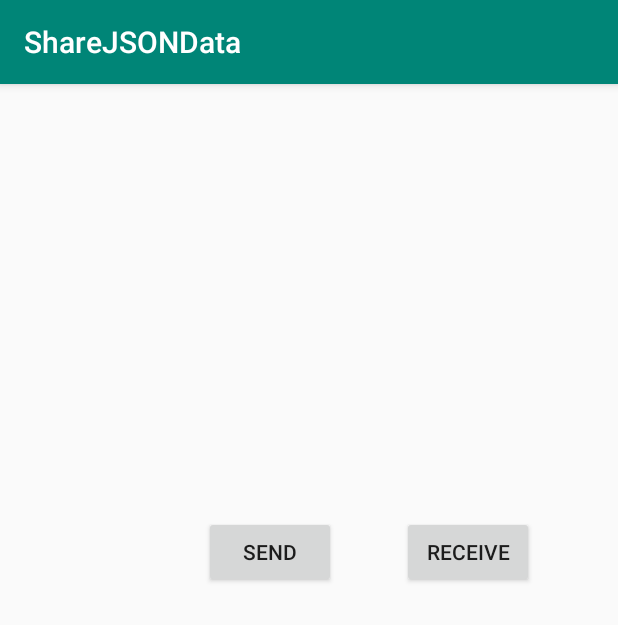
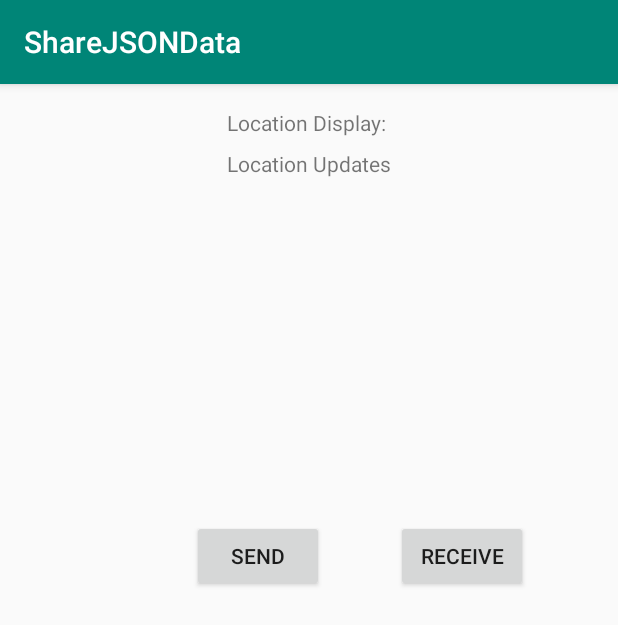
Before and after one commit to Rohit4895/ShareJsonData, an Android app: the screen it shows after launch (MainActivity), on a phone screen of 412 x 824 dp. Shown: the top 625 px of the screen. Run offline under Robolectric (Android 15) with nearby library versions, the phone set to English and light mode, and no system bars.

Commit message:
gps on programatically

```diff
--- a/app/build.gradle
+++ b/app/build.gradle
@@ -26,4 +26,5 @@ dependencies {
     testImplementation 'junit:junit:4.12'
     androidTestImplementation 'androidx.test:runner:1.2.0'
     androidTestImplementation 'androidx.test.espresso:espresso-core:3.2.0'
+    implementation 'com.google.android.gms:play-services-location:17.0.0'
 }
--- /dev/null
+++ b/app/src/main/java/com/example/sharejsondata/GpsUtils.java
@@ -0,0 +1,93 @@
+package com.example.sharejsondata;
+
+import android.annotation.SuppressLint;
+import android.app.Activity;
+import android.content.Context;
+import android.content.IntentSender;
+import android.location.LocationManager;
+import android.util.Log;
+import android.widget.Toast;
+
+import androidx.annotation.NonNull;
+
+import com.google.android.gms.common.api.ApiException;
+import com.google.android.gms.common.api.ResolvableApiException;
+import com.google.android.gms.location.LocationRequest;
+import com.google.android.gms.location.LocationServices;
+import com.google.android.gms.location.LocationSettingsRequest;
+import com.google.android.gms.location.LocationSettingsResponse;
+import com.google.android.gms.location.LocationSettingsStatusCodes;
+import com.google.android.gms.location.SettingsClient;
+import com.google.android.gms.tasks.OnFailureListener;
+import com.google.android.gms.tasks.OnSuccessListener;
+import static android.content.ContentValues.TAG;
+
+public class GpsUtils {
+    private Context context;
+    private SettingsClient mSettingsClient;
+    private LocationSettingsRequest mLocationSettingsRequest;
+    private LocationManager locationManager;
+    private LocationRequest locationRequest;
+    public GpsUtils(Context context) {
+        this.context = context;
+        locationManager = (LocationManager) context.getSystemService(Context.LOCATION_SERVICE);
+        mSettingsClient = LocationServices.getSettingsClient(context);
+        locationRequest = LocationRequest.create();
+        locationRequest.setPriority(LocationRequest.PRIORITY_HIGH_ACCURACY);
+        locationRequest.setInterval(10 * 1000);
+        locationRequest.setFastestInterval(2 * 1000);
+        LocationSettingsRequest.Builder builder = new LocationSettingsRequest.Builder()
+                .addLocationRequest(locationRequest);
+        mLocationSettingsRequest = builder.build();
+//**************************
+        builder.setAlwaysShow(true); //this is the key ingredient
+        //**************************
+    }
+    // method for turn on GPS
+    public void turnGPSOn(final OnGpsListener onGpsListener) {
+        if (locationManager.isProviderEnabled(LocationManager.GPS_PROVIDER)) {
+            if (onGpsListener != null) {
+                onGpsListener.gpsStatus(true);
+            }
+        } else {
+            mSettingsClient
+                    .checkLocationSettings(mLocationSettingsRequest)
+                    .addOnSuccessListener((Activity) context, new OnSuccessListener<LocationSettingsResponse>() {
+                        @SuppressLint("MissingPermission")
+                        @Override
+                        public void onSuccess(LocationSettingsResponse locationSettingsResponse) {
+//  GPS is already enable, callback GPS status through listener
+                            if (onGpsListener != null) {
+                                onGpsListener.gpsStatus(true);
+                            }
+                        }
+                    })
+                    .addOnFailureListener((Activity) context, new OnFailureListener() {
+                        @Override
+                        public void onFailure(@NonNull Exception e) {
+                            int statusCode = ((ApiException) e).getStatusCode();
+                            switch (statusCode) {
+                                case LocationSettingsStatusCodes.RESOLUTION_REQUIRED:
+                                    try {
+                                        // Show the dialog by calling startResolutionForResult(), and check the
+                                        // result in onActivityResult().
+                                        ResolvableApiException rae = (ResolvableApiException) e;
+                                        rae.startResolutionForResult((Activity) context, 2);
+                                    } catch (IntentSender.SendIntentException sie) {
+                                        Log.i(TAG, "PendingIntent unable to execute request.");
+                                    }
+                                    break;
+                                case LocationSettingsStatusCodes.SETTINGS_CHANGE_UNAVAILABLE:
+                                    String errorMessage = "Location settings are inadequate, and cannot be " +
+                                            "fixed here. Fix in Settings.";
+                                    Log.e(TAG, errorMessage);
+                                    Toast.makeText((Activity) context, errorMessage, Toast.LENGTH_LONG).show();
+                            }
+                        }
+                    });
+        }
+    }
+    public interface OnGpsListener {
+        void gpsStatus(boolean isGPSEnable);
+    }
+}
--- a/app/src/main/java/com/example/sharejsondata/MainActivity.java
+++ b/app/src/main/java/com/example/sharejsondata/MainActivity.java
@@ -7,20 +7,38 @@ import androidx.core.app.ActivityCompat;
 import androidx.core.content.ContextCompat;
 
 import android.Manifest;
+import android.content.Context;
 import android.content.DialogInterface;
 import android.content.Intent;
 import android.content.pm.PackageManager;
+import android.location.Address;
+import android.location.Geocoder;
+import android.location.Location;
+import android.location.LocationListener;
+import android.location.LocationManager;
+import android.net.Uri;
 import android.os.Bundle;
+import android.os.Handler;
+import android.provider.Settings;
+import android.util.Log;
 import android.view.View;
 import android.widget.Button;
+import android.widget.TextView;
+import android.widget.Toast;
+
+import java.io.IOException;
+import java.util.List;
+import java.util.Locale;
 
 import static android.Manifest.permission.ACCESS_COARSE_LOCATION;
 import static android.Manifest.permission.ACCESS_FINE_LOCATION;
 
-public class MainActivity extends AppCompatActivity implements View.OnClickListener {
+public class MainActivity extends AppCompatActivity implements View.OnClickListener, LocationListener, GpsUtils.OnGpsListener {
 
     private Button send, receive;
-    private final int MY_PERMISSION_REQUEST=1;
+    private final int MY_PERMISSION_REQUEST = 1;
+    private TextView locationUpdates;
+    private LocationManager locationManager;
 
     @Override
     protected void onCreate(Bundle savedInstanceState) {
@@ -29,30 +47,55 @@ public class MainActivity extends AppCompatActivity implements View.OnClickListe
 
         send = findViewById(R.id.senderButton);
         receive = findViewById(R.id.receiverButton);
+        locationUpdates = findViewById(R.id.locationUpdates);
 
         send.setOnClickListener(this);
         receive.setOnClickListener(this);
 
+        //turnGPSOn();
+
+
+
+
+         locationManager = (LocationManager) getSystemService(Context.LOCATION_SERVICE);
+
         if ((ContextCompat.checkSelfPermission(this, ACCESS_FINE_LOCATION)
                 != PackageManager.PERMISSION_GRANTED)
                 && (ContextCompat.checkSelfPermission(this, ACCESS_COARSE_LOCATION)
-                != PackageManager.PERMISSION_GRANTED)){
+                != PackageManager.PERMISSION_GRANTED)) {
 
-           askPermission();
+            askPermission();
+        }else{
+            new GpsUtils(this).turnGPSOn(this);
+            locationManager.requestLocationUpdates(LocationManager.GPS_PROVIDER,
+                    2000, 10, this);
         }
     }
 
-    private void askPermission(){
-        ActivityCompat.requestPermissions(this,new String[]{ACCESS_FINE_LOCATION,
-                ACCESS_COARSE_LOCATION},MY_PERMISSION_REQUEST);
+    private void askPermission() {
+        ActivityCompat.requestPermissions(this, new String[]{ACCESS_FINE_LOCATION,
+                ACCESS_COARSE_LOCATION}, MY_PERMISSION_REQUEST);
     }
 
     @Override
     public void onRequestPermissionsResult(int requestCode, @NonNull String[] permissions, @NonNull int[] grantResults) {
-        switch (requestCode){
+        switch (requestCode) {
             case MY_PERMISSION_REQUEST:
                 if (grantResults.length > 0 && grantResults[0] == PackageManager.PERMISSION_GRANTED
-                        && grantResults[1] == PackageManager.PERMISSION_GRANTED){
+                        && grantResults[1] == PackageManager.PERMISSION_GRANTED) {
+
+
+
+                    if ((ContextCompat.checkSelfPermission(this, ACCESS_FINE_LOCATION)
+                            != PackageManager.PERMISSION_GRANTED)
+                            && (ContextCompat.checkSelfPermission(this, ACCESS_COARSE_LOCATION)
+                            != PackageManager.PERMISSION_GRANTED)) {
+
+                        return;
+                    }
+                    new GpsUtils(this).turnGPSOn(this);
+                    locationManager.requestLocationUpdates(LocationManager.GPS_PROVIDER,
+                            2000, 1, this);
 
                 }else{
                     showMessage("It is mandatory to accept all permissions...");
@@ -98,4 +141,92 @@ public class MainActivity extends AppCompatActivity implements View.OnClickListe
                 break;
         }
     }
+
+    @Override
+    public void onLocationChanged(Location location) {
+
+        Toast.makeText(
+                getBaseContext(),
+                "Location changed: Lat: " + location.getLatitude() + " Lng: "
+                        + location.getLongitude(), Toast.LENGTH_SHORT).show();
+        String longitude = "Longitude: " + location.getLongitude();
+        Log.d("rough", longitude);
+        String latitude = "Latitude: " + location.getLatitude();
+        Log.d("rough", latitude);
+
+        /*------- To get city name from coordinates -------- */
+        String cityName = null;
+        Geocoder gcd = new Geocoder(getBaseContext(), Locale.getDefault());
+        List<Address> addresses;
+        try {
+            addresses = gcd.getFromLocation(location.getLatitude(),
+                    location.getLongitude(), 1);
+            if (addresses.size() > 0) {
+                System.out.println(addresses.get(0).getLocality());
+                cityName = addresses.get(0).getLocality();
+            }
+        }
+        catch (IOException e) {
+            e.printStackTrace();
+        }
+        String s = longitude + "\n" + latitude + "\n\nMy Current City is: "
+                + cityName;
+        locationUpdates.setText(s);
+    }
+
+    @Override
+    public void onStatusChanged(String s, int i, Bundle bundle) {
+
+    }
+
+    @Override
+    public void onProviderEnabled(String s) {
+
+    }
+
+    @Override
+    public void onProviderDisabled(String s) {
+
+    }
+
+   /* private void turnGPSOn(){
+        Log.d("rough","GPS On");
+        String provider = Settings.Secure.getString(getContentResolver(), Settings.Secure.LOCATION_PROVIDERS_ALLOWED);
+
+        if(!provider.contains("gps")){ //if gps is disabled
+            final Intent poke = new Intent();
+            poke.setClassName("com.android.settings",
+                    "com.android.settings.widget.SettingsAppWidgetProvider");
+            poke.addCategory(Intent.CATEGORY_ALTERNATIVE);
+            poke.setData(Uri.parse("3"));
+            sendBroadcast(poke);
+        }
+    }
+
+    private void turnGPSOff(){
+        Log.d("rough","GPS Off");
+        String provider = Settings.Secure.getString(getContentResolver(), Settings.Secure.LOCATION_PROVIDERS_ALLOWED);
+
+        if(provider.contains("gps")){ //if gps is enabled
+            final Intent poke = new Intent();
+            poke.setClassName("com.android.settings",
+                    "com.android.settings.widget.SettingsAppWidgetProvider");
+            poke.addCategory(Intent.CATEGORY_ALTERNATIVE);
+            poke.setData(Uri.parse("3"));
+            sendBroadcast(poke);
+        }
+    }*/
+
+
+
+    @Override
+    protected void onDestroy() {
+        super.onDestroy();
+
+    }
+
+    @Override
+    public void gpsStatus(boolean isGPSEnable) {
+        Log.d("rough","Gps Status: "+isGPSEnable);
+    }
 }
--- a/app/src/main/res/layout/activity_main.xml
+++ b/app/src/main/res/layout/activity_main.xml
@@ -6,24 +6,46 @@
     android:layout_height="match_parent"
     tools:context=".MainActivity">
 
+    <TextView
+        android:id="@+id/locationDisplay"
+        android:layout_width="wrap_content"
+        android:layout_height="wrap_content"
+        android:layout_marginStart="8dp"
+        android:layout_marginTop="16dp"
+        android:layout_marginEnd="8dp"
+        android:text="Location Display: "
+        app:layout_constraintEnd_toEndOf="parent"
+        app:layout_constraintStart_toStartOf="parent"
+        app:layout_constraintTop_toTopOf="parent" />
+
+    <TextView
+        android:id="@+id/locationUpdates"
+        android:layout_width="match_parent"
+        android:layout_height="wrap_content"
+        android:layout_marginTop="8dp"
+        android:textAlignment="center"
+        android:text="Location Updates"
+        app:layout_constraintTop_toBottomOf="@+id/locationDisplay"
+        tools:layout_editor_absoluteX="0dp" />
+
     <Button
         android:id="@+id/senderButton"
         android:layout_width="wrap_content"
         android:layout_height="wrap_content"
-        android:layout_marginTop="288dp"
-        android:layout_marginEnd="44dp"
+        android:layout_marginTop="228dp"
+        android:layout_marginEnd="48dp"
         android:text="send"
         app:layout_constraintEnd_toStartOf="@+id/receiverButton"
-        app:layout_constraintTop_toTopOf="parent" />
+        app:layout_constraintTop_toBottomOf="@+id/locationUpdates" />
 
     <Button
         android:id="@+id/receiverButton"
         android:layout_width="wrap_content"
         android:layout_height="wrap_content"
-        android:layout_marginTop="288dp"
-        android:layout_marginEnd="56dp"
+        android:layout_marginTop="228dp"
+        android:layout_marginEnd="60dp"
         android:text="receive"
         app:layout_constraintEnd_toEndOf="parent"
-        app:layout_constraintTop_toTopOf="parent" />
+        app:layout_constraintTop_toBottomOf="@+id/locationUpdates" />
 
 </androidx.constraintlayout.widget.ConstraintLayout>
```
